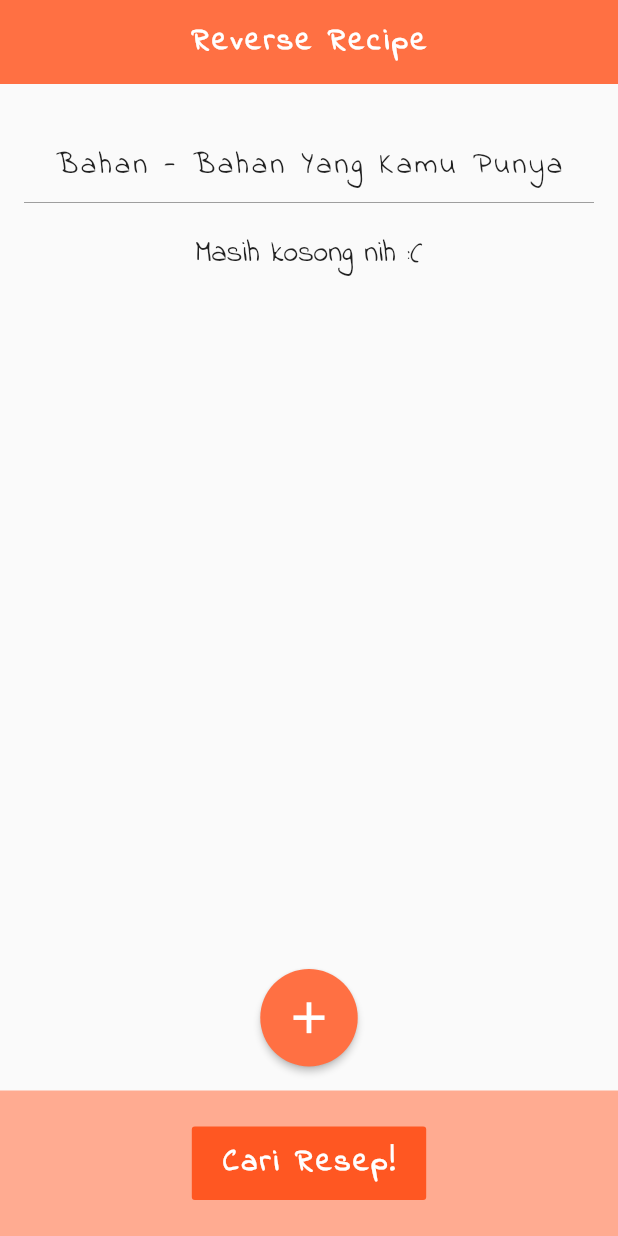
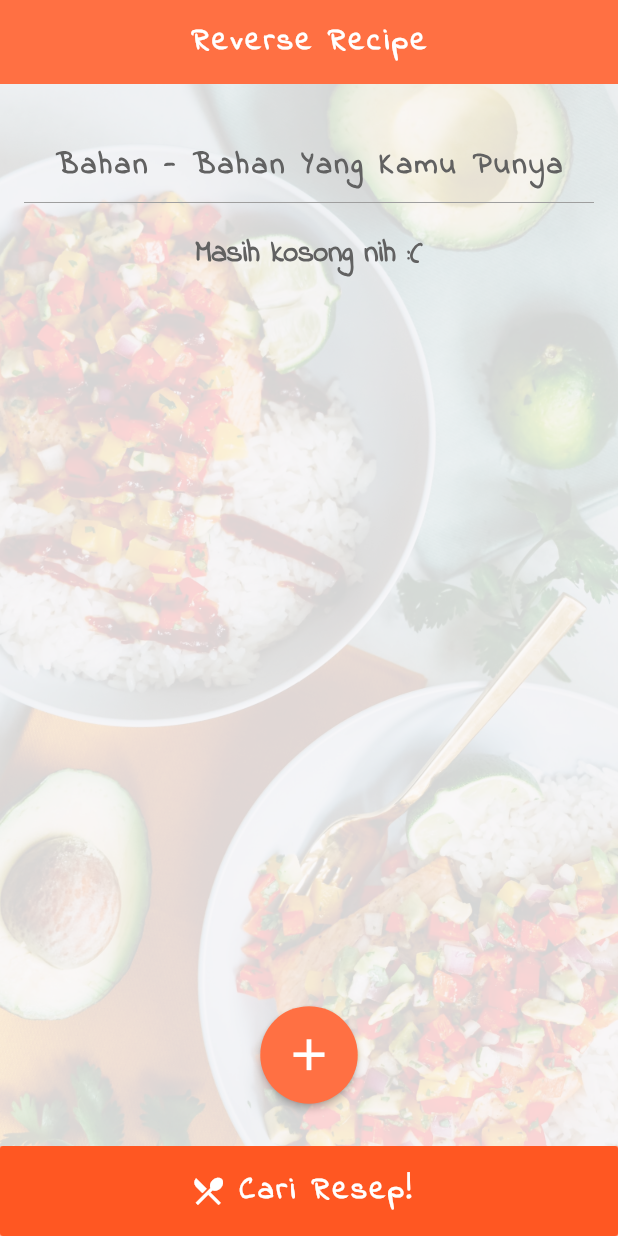
Before and after one commit to syafiqabdillah/reverse_recipe, a Flutter app: the screen it shows after launch, after a tap on "Cari Resep!", on a phone screen of 412 x 824 dp. Run offline on Flutter 3.47's test engine with Material 2 defaults, Android fonts, the phone set to English and light mode, and no system bars; network calls fail.

Commit message:
improving UI

```diff
--- a/lib/main.dart
+++ b/lib/main.dart
@@ -6,6 +6,15 @@ import 'package:rere/pages/add_bahan.dart';
 void main() {
   runApp(MaterialApp(
     initialRoute: '/',
+    theme: ThemeData(
+        textTheme: TextTheme(
+      bodyText1: TextStyle(),
+      bodyText2: TextStyle(),
+    ).apply(
+      fontFamily: 'IndieFlower',
+      displayColor: Colors.grey[700],
+      bodyColor: Colors.grey[700],
+    )),
     routes: {
       '/': (context) => Home(),
       '/loading': (context) => Loading(),
--- a/lib/pages/add_bahan.dart
+++ b/lib/pages/add_bahan.dart
@@ -1,5 +1,4 @@
 import 'package:flutter/material.dart';
-import 'package:rere/pages/home.dart';
 import 'package:rere/classes/bahan.dart';
 
 class AddBahan extends StatefulWidget {
--- a/lib/pages/home.dart
+++ b/lib/pages/home.dart
@@ -18,16 +18,43 @@ class _HomeState extends State<Home> {
   List<Bahan> newListBahan;
   Widget listViewBahan;
 
+  /// widget yang mengembalikan card dari bahan yang dimiliki
+  Widget listTemplate(bahan) {
+    return Padding(
+      padding: const EdgeInsets.fromLTRB(32, 0, 32, 0),
+      child: Card(
+        margin: EdgeInsets.fromLTRB(0, 8, 0, 0),
+        child: Row(
+          mainAxisAlignment: MainAxisAlignment.spaceBetween,
+          children: <Widget>[
+            Padding(
+              padding: const EdgeInsets.fromLTRB(12, 0, 0, 0),
+              child: Text(
+                bahan.nama,
+                style: TextStyle(
+                  fontWeight: FontWeight.bold,
+                  letterSpacing: 2,
+                  fontSize: 20,
+                ),
+              ),
+            ),
+            IconButton(
+              onPressed: () {
+                deleteBahan(bahan);
+              },
+              icon: Icon(
+                Icons.clear,
+                color: Colors.grey,
+              ),
+            )
+          ],
+        ),
+      ),
+    );
+  }
+
   @override
   Widget build(BuildContext context) {
-    // check kalau dapat bahan baru dari page add_bahan
-    newListBahan = ModalRoute.of(context).settings.arguments;
-    if (newListBahan != null) {
-      setState(() {
-        listBahan = newListBahan;
-      });
-    }
-
     // listview widget based on list bahan
     if (listBahan.isNotEmpty) {
       List<Bahan> reverseListBahan = listBahan.reversed.toList();
@@ -46,7 +73,7 @@ class _HomeState extends State<Home> {
           children: <Widget>[
             Text(
               'Masih kosong nih :(',
-              style: TextStyle(fontFamily: 'IndieFlower', fontSize: 20),
+              style: TextStyle(fontSize: 20, fontWeight: FontWeight.bold),
             )
           ],
         ),
@@ -67,17 +94,28 @@ class _HomeState extends State<Home> {
         elevation: 0,
       ),
       body: Padding(
-        padding: EdgeInsets.fromLTRB(0, 40, 0, 0),
+        padding: EdgeInsets.fromLTRB(0, 0, 0, 0),
+        child: Container(
+          decoration: BoxDecoration(
+            image: DecorationImage(
+                image: AssetImage('assets/food-taylorheery.jpg'),
+                colorFilter: new ColorFilter.mode(
+                    Colors.black.withOpacity(0.15), BlendMode.dstATop),
+                fit: BoxFit.cover),
+          ),
           child: Column(
             crossAxisAlignment: CrossAxisAlignment.start,
             children: <Widget>[
-            Center(
+              Padding(
+                padding: const EdgeInsets.fromLTRB(0, 40, 0, 0),
+                child: Center(
                   child: Text(
                     'Bahan - Bahan Yang Kamu Punya',
                     style: TextStyle(
-                  fontFamily: 'IndieFlower',
+                      fontWeight: FontWeight.bold,
                       letterSpacing: 2,
                       fontSize: 20,
+                    ),
                   ),
                 ),
               ),
@@ -88,7 +126,10 @@ class _HomeState extends State<Home> {
                   color: Colors.grey[500],
                 ),
               ),
-            Expanded(flex: 5, child: listViewBahan),
+              Expanded(
+                flex: 5,
+                child: listViewBahan,
+              ),
               Expanded(
                 flex: 1,
                 child: Container(
@@ -121,19 +162,24 @@ class _HomeState extends State<Home> {
                   ),
                 ),
               ),
-            Expanded(
-                flex: 1,
+              SizedBox(
+                height: 10,
+              ),
+              Container(
+                  height: 60,
                   child: Container(
                       color: Colors.deepOrange[200],
-                  child: Row(
-                    mainAxisAlignment: MainAxisAlignment.center,
-                    crossAxisAlignment: CrossAxisAlignment.center,
-                    children: <Widget>[
-                      FlatButton(
+                      child: SizedBox(
+                        width: double.infinity,
+                        child: FlatButton.icon(
                           onPressed: () {
                             print(listBahan);
                           },
-                        child: Text(
+                          icon: Icon(
+                            Icons.restaurant_menu,
+                            color: Colors.white,
+                          ),
+                          label: Text(
                             'Cari Resep!',
                             style: TextStyle(
                                 fontSize: 20,
@@ -142,13 +188,12 @@ class _HomeState extends State<Home> {
                                 color: Colors.white,
                                 letterSpacing: 2),
                           ),
-                        padding: EdgeInsets.fromLTRB(20, 10, 20, 10),
+                          padding: EdgeInsets.fromLTRB(10, 10, 20, 10),
                           color: Colors.deepOrange,
-                      )
+                        ),
+                      )))
             ],
           ),
-                ))
-          ],
         ),
       ),
     );
@@ -164,34 +209,4 @@ class _HomeState extends State<Home> {
       newListBahan = newList;
     });
   }
-
-  Widget listTemplate(bahan) {
-    return Padding(
-      padding: const EdgeInsets.fromLTRB(16, 0, 16, 0),
-      child: Card(
-        margin: EdgeInsets.fromLTRB(0, 8, 0, 0),
-        child: Row(
-          mainAxisAlignment: MainAxisAlignment.spaceBetween,
-          children: <Widget>[
-            Padding(
-              padding: const EdgeInsets.fromLTRB(12, 0, 0, 0),
-              child: Text(
-                bahan.nama,
-                style: TextStyle(
-                  fontFamily: 'IndieFlower',
-                  fontSize: 20,
-                ),
-              ),
-            ),
-            IconButton(
-              onPressed: () {
-                deleteBahan(bahan);
-              },
-              icon: Icon(Icons.delete),
-            )
-          ],
-        ),
-      ),
-    );
 }
-}
```
Lines whose indentation alone changed are shown as unchanged.
